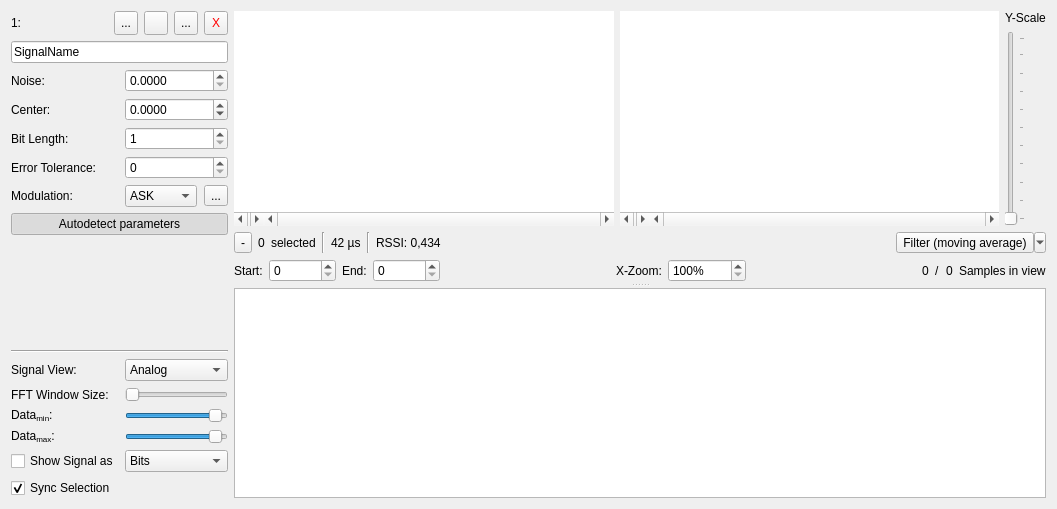
The window that data/ui/signal_frame.ui (Tomk3n/urh) describes before a commit, drawn with Qt 5.
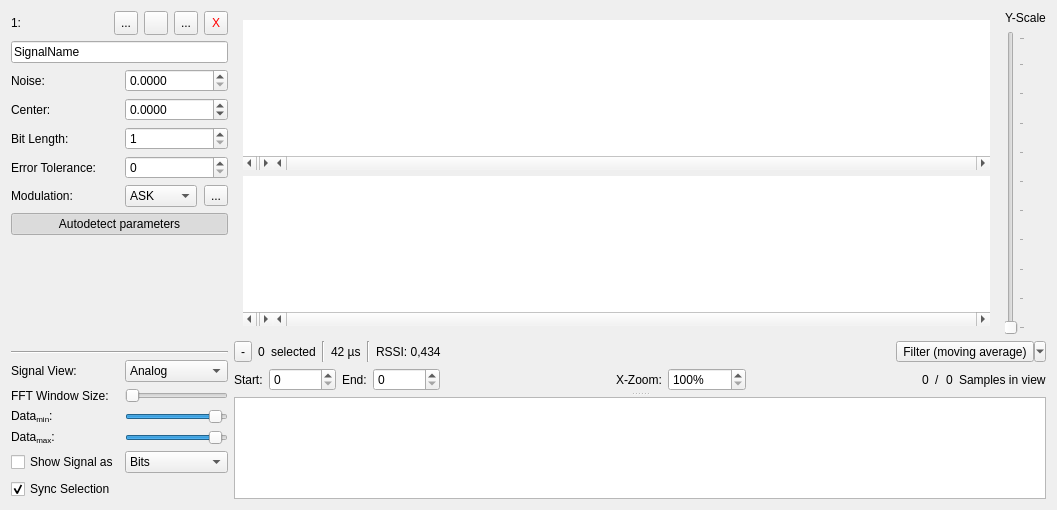
The same window after the commit. Icons and pictures are not drawn. Custom widgets are drawn as their Qt base class.

Commit message: Changed positioning of diagrams

```diff
--- a/data/ui/signal_frame.ui
+++ b/data/ui/signal_frame.ui
@@ -7,7 +7,7 @@
     <x>0</x>
     <y>0</y>
     <width>1057</width>
-    <height>509</height>
+    <height>510</height>
    </rect>
   </property>
   <property name="sizePolicy">
@@ -743,6 +743,9 @@
        <item>
         <layout class="QHBoxLayout" name="horizontalLayout_2">
          <item>
+          <widget class="QWidget" name="frequencyWidget" native="true">
+           <layout class="QVBoxLayout" name="verticalLayoutFrequency" stretch="0,0">
+            <item>
           <widget class="QStackedWidget" name="stackedWidget">
            <property name="lineWidth">
             <number>0</number>
@@ -1124,6 +1127,9 @@
              </item>
             </layout>
            </widget>
+             </widget>
+            </item>
+           </layout>
           </widget>
          </item>
          <item>
```
Lines whose indentation alone changed are shown as unchanged. The commit also changes 1 other file.
